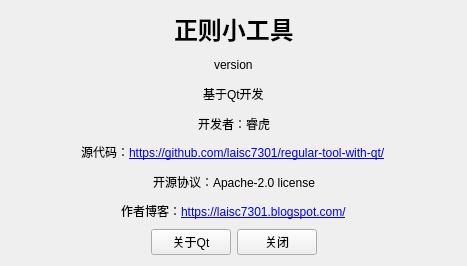
First picture: the form in about.ui, repository laisc7301/regular-tool, before the edit.
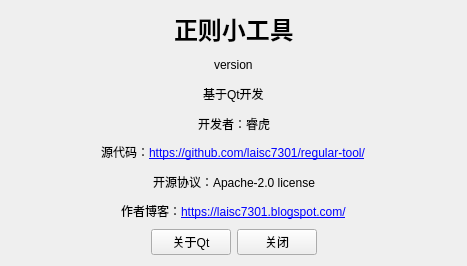
Second picture: the form after the edit.

```diff
--- a/about.ui
+++ b/about.ui
@@ -187,7 +187,7 @@
      <item>
       <widget class="QLabel" name="label_4">
        <property name="text">
-        <string>源代码：&lt;a href=&quot;https://github.com/laisc7301/regular-tool-with-qt/&quot;&gt;https://github.com/laisc7301/regular-tool-with-qt/&lt;/a&gt;</string>
+        <string>源代码：&lt;a href=&quot;https://github.com/laisc7301/regular-tool/&quot;&gt;https://github.com/laisc7301/regular-tool/&lt;/a&gt;</string>
        </property>
       </widget>
      </item>
```
